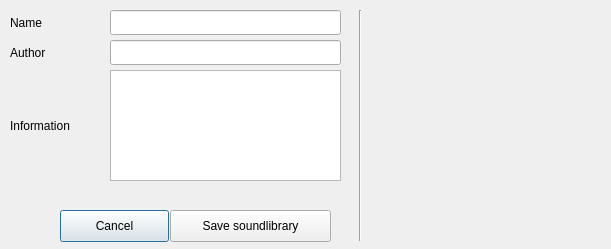
Old version of the form gui/src/SoundLibrary/SoundLibrarySaveDialog_UI.ui in the repository hydrogen-music/hydrogen.
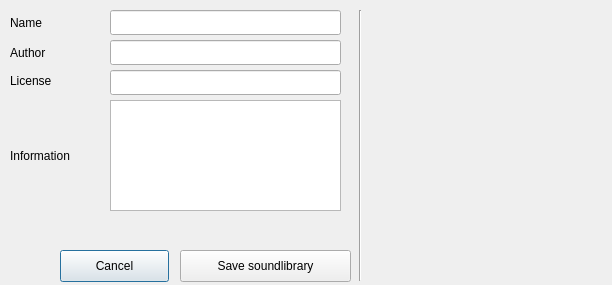
New version of the form.

Commit message: added "license"-field for soundlibraries

```diff
--- a/gui/src/SoundLibrary/SoundLibrarySaveDialog_UI.ui
+++ b/gui/src/SoundLibrary/SoundLibrarySaveDialog_UI.ui
@@ -8,8 +8,8 @@
    <rect>
     <x>0</x>
     <y>0</y>
-    <width>611</width>
-    <height>249</height>
+    <width>612</width>
+    <height>285</height>
    </rect>
   </property>
   <property name="windowTitle" >
@@ -61,7 +61,7 @@
    <property name="geometry" >
     <rect>
      <x>10</x>
-     <y>70</y>
+     <y>100</y>
      <width>91</width>
      <height>111</height>
     </rect>
@@ -79,7 +79,7 @@
      <x>350</x>
      <y>10</y>
      <width>20</width>
-     <height>231</height>
+     <height>271</height>
     </rect>
    </property>
    <property name="orientation" >
@@ -90,7 +90,7 @@
    <property name="geometry" >
     <rect>
      <x>60</x>
-     <y>210</y>
+     <y>250</y>
      <width>109</width>
      <height>32</height>
     </rect>
@@ -102,9 +102,9 @@
   <widget class="QPushButton" name="saveBtn" >
    <property name="geometry" >
     <rect>
-     <x>170</x>
-     <y>210</y>
-     <width>161</width>
+     <x>180</x>
+     <y>250</y>
+     <width>171</width>
      <height>32</height>
     </rect>
    </property>
@@ -164,7 +164,7 @@
    <property name="geometry" >
     <rect>
      <x>110</x>
-     <y>70</y>
+     <y>100</y>
      <width>231</width>
      <height>111</height>
     </rect>
@@ -173,6 +173,44 @@
     <bool>false</bool>
    </property>
   </widget>
+  <widget class="QLabel" name="label_4" >
+   <property name="geometry" >
+    <rect>
+     <x>10</x>
+     <y>70</y>
+     <width>91</width>
+     <height>21</height>
+    </rect>
+   </property>
+   <property name="text" >
+    <string>License</string>
+   </property>
+   <property name="alignment" >
+    <set>Qt::AlignLeading|Qt::AlignLeft|Qt::AlignVCenter</set>
+   </property>
+  </widget>
+  <widget class="QLineEdit" name="licenseTxt" >
+   <property name="geometry" >
+    <rect>
+     <x>110</x>
+     <y>70</y>
+     <width>231</width>
+     <height>25</height>
+    </rect>
+   </property>
+   <property name="sizePolicy" >
+    <sizepolicy vsizetype="Fixed" hsizetype="Fixed" >
+     <horstretch>0</horstretch>
+     <verstretch>0</verstretch>
+    </sizepolicy>
+   </property>
+   <property name="minimumSize" >
+    <size>
+     <width>209</width>
+     <height>0</height>
+    </size>
+   </property>
+  </widget>
  </widget>
  <pixmapfunction></pixmapfunction>
  <resources/>
```
Left out of the diff: 20 changed lines with no effect on the pictures. The commit also changes 8 other files.
